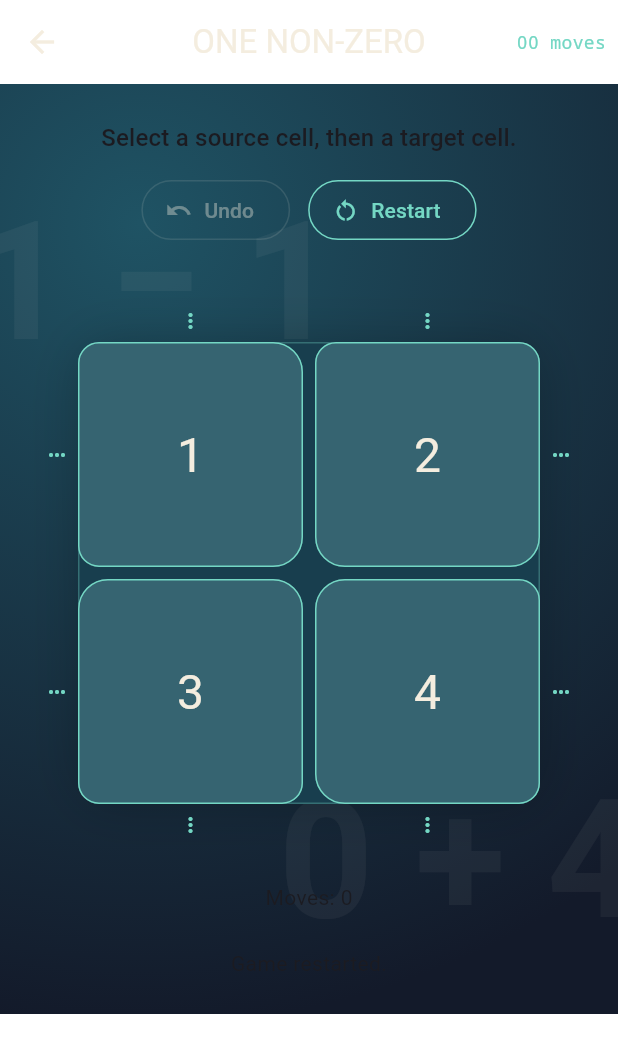
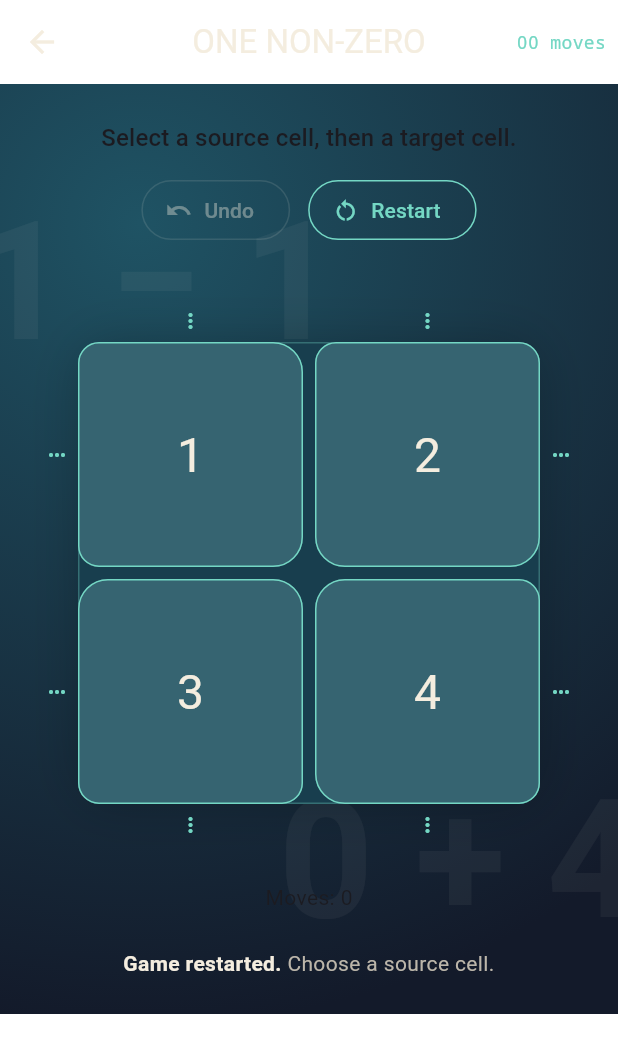
Before and after one commit to kergma-lw/numbers-game, a Flutter app: the BoardScreen screen opened directly, after a tap on "Restart", on a phone screen of 412 x 824 dp. Shown: the top 1053 px of the screen. Run offline on Flutter 3.47's test engine with Material 3 defaults, Android fonts, the phone set to English and light mode, and no system bars; our stand-ins replace shared_preferences; accounts and stored records are empty.

Commit message:
Match puzzle feedback styling to sketches

```diff
--- a/lib/game_ui/game_panels.dart
+++ b/lib/game_ui/game_panels.dart
@@ -18,6 +18,13 @@ class GameActionControls extends StatelessWidget {
       );
 }
 
+class GameFeedback {
+  const GameFeedback(this.primary, [this.context]);
+
+  final String primary;
+  final String? context;
+}
+
 class GameStatusPanel extends StatelessWidget {
   const GameStatusPanel({
     super.key,
@@ -29,7 +36,7 @@ class GameStatusPanel extends StatelessWidget {
   });
 
   final int moveCount;
-  final String feedback;
+  final GameFeedback feedback;
   final bool isWon;
   final bool isLost;
   final bool showMoveCount;
@@ -57,12 +64,25 @@ class GameStatusPanel extends StatelessWidget {
               ),
             ),
           const SizedBox(height: 24),
-          Semantics(
-            liveRegion: true,
-            child: Text(
-              feedback,
+           Semantics(
+             liveRegion: true,
+            label: [feedback.primary, feedback.context].whereType<String>().join(' '),
+            child: Text.rich(
+              TextSpan(
+                children: [
+                  TextSpan(
+                    text: feedback.primary,
+                    style: const TextStyle(
+                      color: Color(0xfff4eddf),
+                      fontWeight: FontWeight.w600,
+                    ),
+                  ),
+                  if (feedback.context != null) TextSpan(text: ' ${feedback.context}'),
+                ],
+              ),
               key: const Key('feedback'),
               textAlign: TextAlign.center,
+              style: const TextStyle(color: Color(0xffbcb6aa), fontSize: 14),
             ),
           ),
         ],
--- a/lib/main.dart
+++ b/lib/main.dart
@@ -222,7 +222,7 @@ class _BoardScreenState extends State<BoardScreen> {
   CellPosition? _resolvingCell;
   String? _resolvingEquation;
   Timer? _resolutionTimer;
-  String _feedback = 'Select a source cell.';
+  late GameFeedback _feedback;
   int _tutorialStepIndex = 0;
   bool _tutorialCompleted = false;
 
@@ -235,6 +235,12 @@ class _BoardScreenState extends State<BoardScreen> {
 
   bool get _isTutorial => widget.tutorial != null;
   bool get _disableAnimations => MediaQuery.disableAnimationsOf(context);
+  GameFeedback get _sourcePrompt => GameFeedback(
+        'Choose a source cell.',
+        _historicalGame == null
+            ? 'Then choose a target to transform it.'
+            : 'Rebuild the date inside the gold frame.',
+      );
 
   bool _isTutorialCellHighlighted(CellPosition position) {
     final step = _tutorialStep;
@@ -262,7 +268,9 @@ class _BoardScreenState extends State<BoardScreen> {
           [1, 2],
           [3, 4],
         ]));
-    _feedback = _tutorialStep?.instruction ?? _feedback;
+    _feedback = _tutorialStep == null
+        ? _sourcePrompt
+        : GameFeedback(_tutorialStep!.instruction);
   }
 
   void _selectCell(CellPosition position) {
@@ -279,14 +287,17 @@ class _BoardScreenState extends State<BoardScreen> {
       }
       setState(() {
         _arithmeticSource = position;
-        _feedback = 'Source selected. Choose a target cell.';
+        _feedback = GameFeedback(
+          '${_board.valueAt(position)} is the source.',
+          'Choose a different target cell.',
+        );
       });
       return;
     }
 
     if (source == position) {
       setState(() {
-        _feedback = 'Choose a different target cell.';
+        _feedback = const GameFeedback('Choose a different target cell.');
       });
       return;
     }
@@ -309,7 +320,10 @@ class _BoardScreenState extends State<BoardScreen> {
       _isResolving = !disableAnimations;
       _resolvingCell = disableAnimations ? null : position;
       _resolvingEquation = disableAnimations ? null : '${_formatOperand(sourceValue)} ${adds ? '+' : '−'} ${_formatOperand(targetValue)}';
-      _feedback = '$sourceValue ${adds ? '+' : '−'} $targetValue = $result. Choose a source cell.';
+      _feedback = GameFeedback(
+        '$sourceValue ${adds ? '+' : '−'} $targetValue = $result.',
+        'Choose a source cell.',
+      );
     });
     _persistGame();
     _advanceTutorial();
@@ -343,7 +357,10 @@ class _BoardScreenState extends State<BoardScreen> {
       _arithmeticSource = null;
       _swapSource = source;
       _swapTarget = null;
-      _feedback = 'Drag to another ${source.kind.label} to swap.';
+      _feedback = GameFeedback(
+        'Dragging ${source.kind.label} ${source.index + 1}.',
+        'Drop it on another ${source.kind.label}.',
+      );
     });
   }
 
@@ -364,7 +381,10 @@ class _BoardScreenState extends State<BoardScreen> {
       setState(() {
         _swapSource = null;
         _swapTarget = null;
-        _feedback = 'Swap cancelled.';
+        _feedback = const GameFeedback(
+          'Swap cancelled.',
+          'Drag a row or column handle onto another one.',
+        );
       });
     }
   }
@@ -397,7 +417,7 @@ class _BoardScreenState extends State<BoardScreen> {
       _isAnimatingSwap = !disableAnimations;
       _swapAnimationId++;
       _swapAfterimages.addAll(afterimages);
-      _feedback = '${source.kind.label.capitalize()} swapped.';
+      _feedback = GameFeedback('${source.kind.label.capitalize()}s swapped.', 'Choose a source cell.');
     });
     _persistGame();
     _advanceTutorial();
@@ -467,7 +487,7 @@ class _BoardScreenState extends State<BoardScreen> {
     setState(() {
       _game = restoredGame;
       _resetInteraction();
-      _feedback = 'Move undone.';
+      _feedback = const GameFeedback('Move undone.', 'Choose a source cell.');
     });
     _persistGame();
   }
@@ -478,7 +498,7 @@ class _BoardScreenState extends State<BoardScreen> {
       _tutorialStepIndex = 0;
       _tutorialCompleted = false;
       _resetInteraction();
-      _feedback = 'Game restarted.';
+      _feedback = const GameFeedback('Game restarted.', 'Choose a source cell.');
     });
     _persistGame();
   }
@@ -504,7 +524,7 @@ class _BoardScreenState extends State<BoardScreen> {
       _tutorialStepIndex = 0;
       _tutorialCompleted = false;
       _resetInteraction();
-      _feedback = 'New game started.';
+      _feedback = const GameFeedback('New game started.', 'Choose a source cell.');
     });
   }
 
@@ -515,10 +535,10 @@ class _BoardScreenState extends State<BoardScreen> {
     setState(() {
       if (_tutorialStepIndex == widget.tutorial!.steps.length - 1) {
         _tutorialCompleted = true;
-        _feedback = 'Tutorial complete.';
+        _feedback = const GameFeedback('Tutorial complete.');
       } else {
         _tutorialStepIndex++;
-        _feedback = widget.tutorial!.steps[_tutorialStepIndex].instruction;
+        _feedback = GameFeedback(widget.tutorial!.steps[_tutorialStepIndex].instruction);
       }
     });
   }
@@ -526,7 +546,7 @@ class _BoardScreenState extends State<BoardScreen> {
   void _showTutorialFeedback() {
     setState(() {
       _arithmeticSource = null;
-      _feedback = _tutorialStep?.instruction ?? 'Follow the tutorial instruction.';
+      _feedback = GameFeedback(_tutorialStep?.instruction ?? 'Follow the tutorial instruction.');
     });
   }
 
```
Also changed, not shown: 1 other file.
